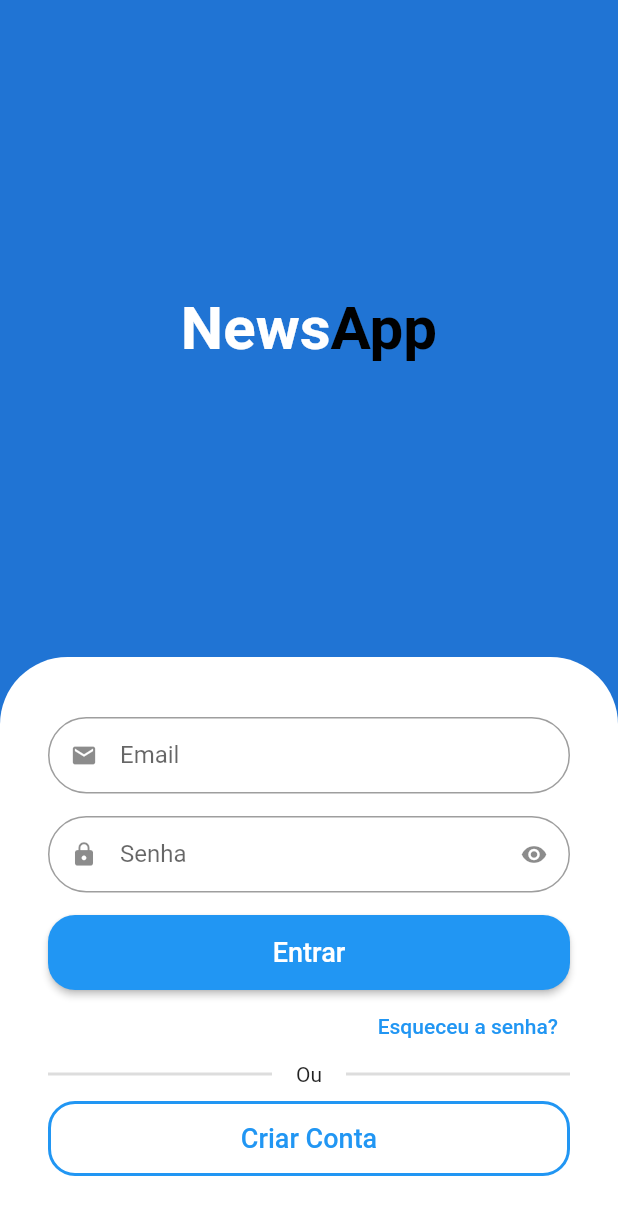
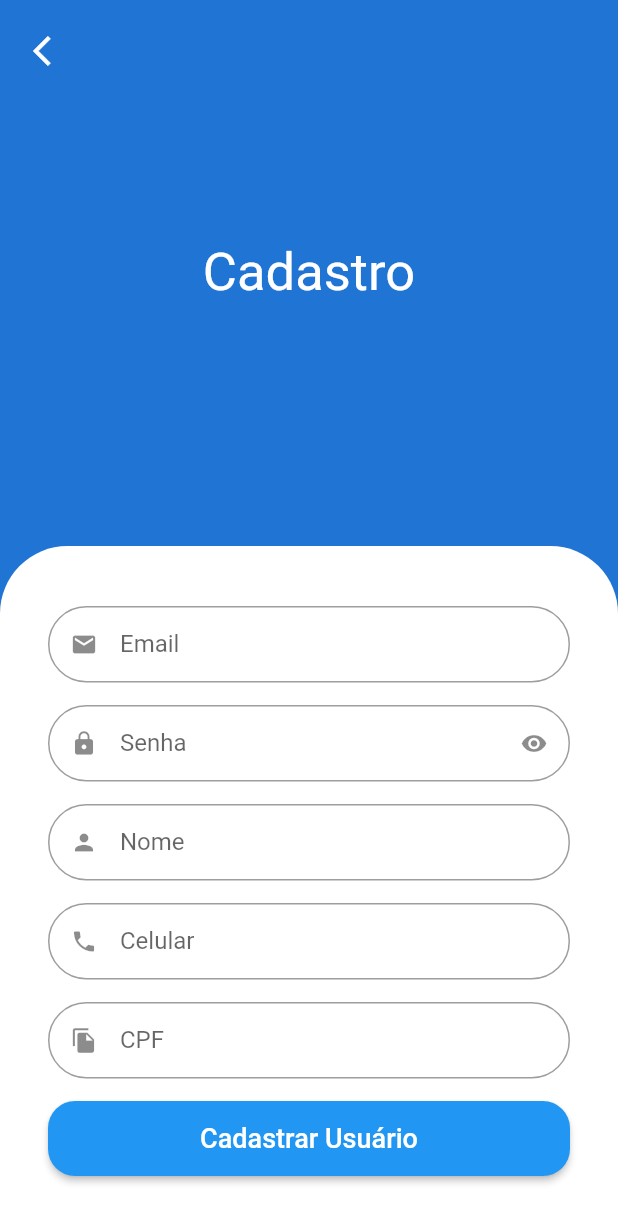
Before and after one commit to the-nelso/newsapp, a Flutter app: the screen it shows after launch, after a tap on "Criar Conta", on a phone screen of 412 x 824 dp. Shown: the top 1223 px of the screen. Run offline on Flutter 3.47's test engine with Material 2 defaults, Android fonts, the phone set to English and light mode, and no system bars; our stand-ins replace mask_text_input_formatter.

Commit message:
* Finalização da Tela de Cadastro * Criação de Máscara para CPF e Telefone

```diff
--- a/lib/src/auth/sing_in_screen.dart
+++ b/lib/src/auth/sing_in_screen.dart
@@ -1,4 +1,5 @@
 import 'package:flutter/material.dart';
+import 'package:newsapp/src/auth/sing_up_screen.dart';
 import 'package:newsapp/src/components/custom_text_field.dart';
 import 'package:newsapp/src/config/custom_colors.dart';
 
@@ -132,7 +133,13 @@ class SingInScreen extends StatelessWidget {
                         style: OutlinedButton.styleFrom(
                             side: const BorderSide(width: 2, color: Colors.blue),
                             shape: RoundedRectangleBorder(borderRadius: BorderRadius.circular(18))),
-                        onPressed: () {},
+                        onPressed: () {
+                          Navigator.of(context).push(
+                            MaterialPageRoute(builder: (c) {
+                              return SignUpScreen();
+                            }),
+                          );
+                        },
                         child: const Text(
                           "Criar Conta",
                           style: TextStyle(fontSize: 18),
--- /dev/null
+++ b/lib/src/auth/sing_up_screen.dart
@@ -0,0 +1,122 @@
+import 'package:flutter/material.dart';
+import 'package:newsapp/src/components/custom_text_field.dart';
+import 'package:newsapp/src/config/custom_colors.dart';
+import 'package:mask_text_input_formatter/mask_text_input_formatter.dart';
+
+class SignUpScreen extends StatelessWidget {
+  SignUpScreen({Key? key}) : super(key: key);
+
+  final cpfFormatter = MaskTextInputFormatter(
+    mask: '###.###.###-##',
+    filter: {'#': RegExp(r'[0-9]')},
+  );
+
+  final phoneFormatter = MaskTextInputFormatter(
+    mask: '(##) #####-####',
+    filter: {'#': RegExp(r'[0-9]')},
+  );
+
+  @override
+  Widget build(BuildContext context) {
+    final size = MediaQuery.of(context).size;
+
+    return Scaffold(
+      backgroundColor: CustomColors.customSwatchColor,
+      body: SingleChildScrollView(
+        child: SizedBox(
+          height: size.height,
+          width: size.width,
+          child: Stack(
+            children: [
+              Column(
+                children: [
+                  Expanded(
+                    child: Center(
+                      child: Text(
+                        "Cadastro",
+                        style: TextStyle(
+                          color: CustomColors.customContrastColor,
+                          fontSize: 35,
+                        ),
+                      ),
+                    ),
+                  ),
+                  Container(
+                    padding: const EdgeInsets.symmetric(
+                      horizontal: 32,
+                      vertical: 40,
+                    ),
+                    decoration: const BoxDecoration(
+                      color: Colors.white,
+                      borderRadius: BorderRadius.vertical(
+                        top: Radius.circular(45),
+                      ),
+                    ),
+                    child: Column(
+                      crossAxisAlignment: CrossAxisAlignment.stretch,
+                      children: [
+                        const CustomTextField(
+                          icon: Icons.email,
+                          label: "Email",
+                        ),
+                        const CustomTextField(
+                          icon: Icons.lock,
+                          label: "Senha",
+                          isSecret: true,
+                        ),
+                        const CustomTextField(
+                          icon: Icons.person,
+                          label: "Nome",
+                        ),
+                        CustomTextField(
+                          icon: Icons.phone,
+                          label: "Celular",
+                          inputFormatter: [phoneFormatter],
+                        ),
+                        CustomTextField(
+                          icon: Icons.file_copy,
+                          label: "CPF",
+                          inputFormatter: [cpfFormatter],
+                        ),
+                        SizedBox(
+                          height: 50,
+                          child: ElevatedButton(
+                            style: ElevatedButton.styleFrom(
+                              shape: RoundedRectangleBorder(
+                                borderRadius: BorderRadius.circular(18),
+                              ),
+                            ),
+                            onPressed: () {},
+                            child: const Text(
+                              "Cadastrar Usuário",
+                              style: TextStyle(
+                                fontSize: 18,
+                              ),
+                            ),
+                          ),
+                        )
+                      ],
+                    ),
+                  ),
+                ],
+              ),
+              Positioned(
+                left: 10,
+                top: 10,
+                child: SafeArea(
+                  child: IconButton(
+                    onPressed: () {
+                      Navigator.of(context).pop();
+                    },
+                    icon: const Icon(Icons.arrow_back_ios),
+                    color: Colors.white,
+                  ),
+                ),
+              ),
+            ],
+          ),
+        ),
+      ),
+    );
+  }
+}
--- /dev/null
+++ b/lib/src/base/base_screen.dart
@@ -0,0 +1,10 @@
+import 'package:flutter/material.dart';
+
+class BaseScreen extends StatelessWidget {
+  const BaseScreen({Key? key}) : super(key: key);
+
+  @override
+  Widget build(BuildContext context) {
+    return Container();
+  }
+}
--- a/lib/src/components/custom_text_field.dart
+++ b/lib/src/components/custom_text_field.dart
@@ -1,15 +1,18 @@
 import 'package:flutter/material.dart';
+import 'package:flutter/services.dart';
 
 class CustomTextField extends StatefulWidget {
   final IconData icon;
   final String label;
   final bool isSecret;
+  final List<TextInputFormatter>? inputFormatter;
 
   const CustomTextField({
     Key? key,
     required this.icon,
     required this.label,
     this.isSecret = false,
+    this.inputFormatter,
   }) : super(key: key);
 
   @override
@@ -31,6 +34,7 @@ class _CustomTextFieldState extends State<CustomTextField> {
         bottom: 15,
       ),
       child: TextFormField(
+        inputFormatters: widget.inputFormatter,
         obscureText: isObscure,
         decoration: InputDecoration(
           prefixIcon: Icon(widget.icon),
--- a/pubspec.yaml
+++ b/pubspec.yaml
@@ -34,6 +34,7 @@ dependencies:
   # The following adds the Cupertino Icons font to your application.
   # Use with the CupertinoIcons class for iOS style icons.
   cupertino_icons: ^1.0.2
+  mask_text_input_formatter: ^2.4.0
 
 dev_dependencies:
   flutter_test:
```
Also changed, not shown: pubspec.lock.
